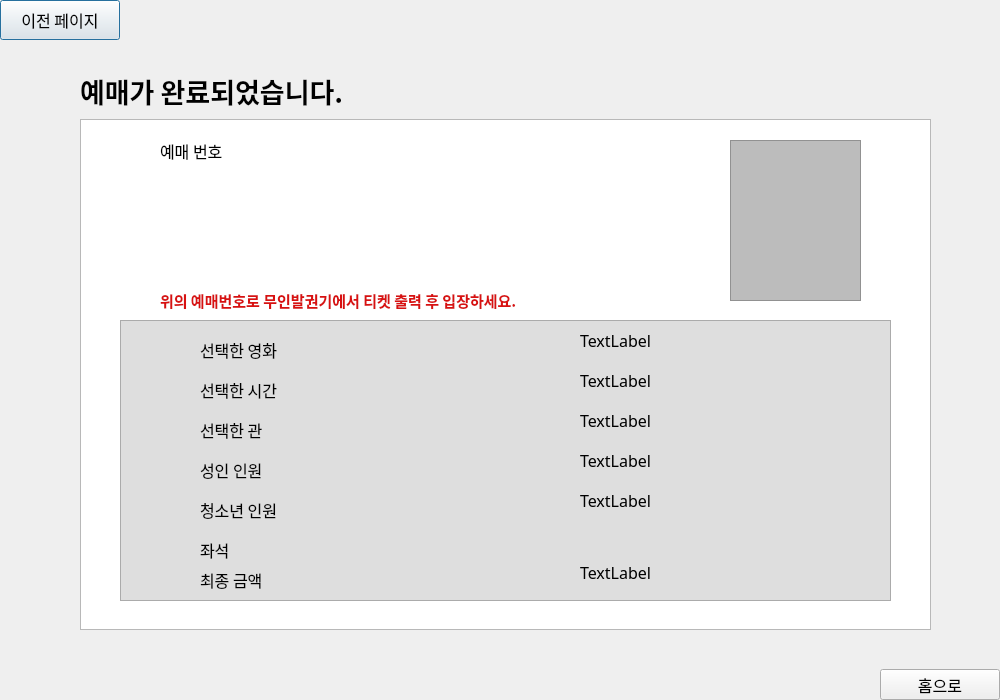
Above: ui/bookpage5.ui from 2sseong/mini_project_2025-03 before the change. Below: the same form after it.
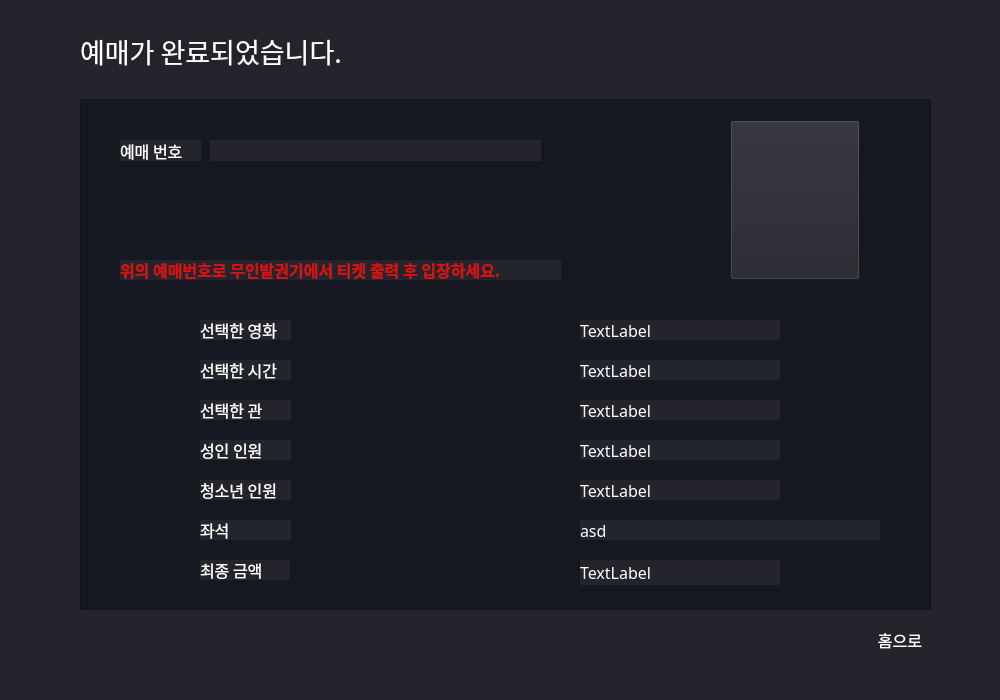
That is the form after the change.

Commit message: 영수증, 결제페이지 수정

The edit to the form file:
```diff
--- a/ui/bookpage5.ui
+++ b/ui/bookpage5.ui
@@ -13,32 +13,16 @@
   <property name="windowTitle">
    <string>Dialog</string>
   </property>
-  <widget class="QPushButton" name="btn_goback">
-   <property name="geometry">
-    <rect>
-     <x>0</x>
-     <y>0</y>
-     <width>120</width>
-     <height>40</height>
-    </rect>
-   </property>
-   <property name="font">
-    <font>
-     <family>NanumGothic</family>
-     <pointsize>12</pointsize>
-    </font>
-   </property>
-   <property name="text">
-    <string>이전 페이지</string>
-   </property>
-  </widget>
+  <property name="styleSheet">
+   <string notr="true">background:#24242C;</string>
+  </property>
   <widget class="QPushButton" name="btn_home">
    <property name="geometry">
     <rect>
-     <x>880</x>
-     <y>669</y>
+     <x>840</x>
+     <y>620</y>
      <width>120</width>
-     <height>31</height>
+     <height>40</height>
     </rect>
    </property>
    <property name="font">
@@ -47,6 +31,15 @@
      <pointsize>12</pointsize>
     </font>
    </property>
+   <property name="styleSheet">
+    <string notr="true">background: qlineargradient(
+                    x1: 0, y1: 0, x2: 0, y2: 1,
+                    stop: 0 #AF2E29,
+                    stop: 1 #8E2824
+                );
+color: white;
+border-radius: 4px;</string>
+   </property>
    <property name="text">
     <string>홈으로</string>
    </property>
@@ -55,7 +48,7 @@
    <property name="geometry">
     <rect>
      <x>200</x>
-     <y>500</y>
+     <y>480</y>
      <width>91</width>
      <height>20</height>
     </rect>
@@ -66,6 +59,9 @@
      <pointsize>12</pointsize>
     </font>
    </property>
+   <property name="styleSheet">
+    <string notr="true">color:white;</string>
+   </property>
    <property name="text">
     <string>청소년 인원</string>
    </property>
@@ -74,7 +70,7 @@
    <property name="geometry">
     <rect>
      <x>580</x>
-     <y>410</y>
+     <y>400</y>
      <width>200</width>
      <height>20</height>
     </rect>
@@ -85,6 +81,9 @@
      <pointsize>12</pointsize>
     </font>
    </property>
+   <property name="styleSheet">
+    <string notr="true">color:white;</string>
+   </property>
    <property name="text">
     <string>TextLabel</string>
    </property>
@@ -93,7 +92,7 @@
    <property name="geometry">
     <rect>
      <x>200</x>
-     <y>340</y>
+     <y>320</y>
      <width>91</width>
      <height>20</height>
     </rect>
@@ -104,6 +103,9 @@
      <pointsize>12</pointsize>
     </font>
    </property>
+   <property name="styleSheet">
+    <string notr="true">color:white;</string>
+   </property>
    <property name="text">
     <string>선택한 영화</string>
    </property>
@@ -112,7 +114,7 @@
    <property name="geometry">
     <rect>
      <x>200</x>
-     <y>460</y>
+     <y>440</y>
      <width>91</width>
      <height>20</height>
     </rect>
@@ -123,6 +125,9 @@
      <pointsize>12</pointsize>
     </font>
    </property>
+   <property name="styleSheet">
+    <string notr="true">color:white;</string>
+   </property>
    <property name="text">
     <string>성인 인원</string>
    </property>
@@ -131,7 +136,7 @@
    <property name="geometry">
     <rect>
      <x>200</x>
-     <y>380</y>
+     <y>360</y>
      <width>91</width>
      <height>20</height>
     </rect>
@@ -142,6 +147,9 @@
      <pointsize>12</pointsize>
     </font>
    </property>
+   <property name="styleSheet">
+    <string notr="true">color:white;</string>
+   </property>
    <property name="text">
     <string>선택한 시간</string>
    </property>
@@ -150,7 +158,7 @@
    <property name="geometry">
     <rect>
      <x>580</x>
-     <y>330</y>
+     <y>320</y>
      <width>200</width>
      <height>20</height>
     </rect>
@@ -161,6 +169,9 @@
      <pointsize>12</pointsize>
     </font>
    </property>
+   <property name="styleSheet">
+    <string notr="true">color:white;</string>
+   </property>
    <property name="text">
     <string>TextLabel</string>
    </property>
@@ -169,7 +180,7 @@
    <property name="geometry">
     <rect>
      <x>200</x>
-     <y>420</y>
+     <y>400</y>
      <width>91</width>
      <height>20</height>
     </rect>
@@ -180,34 +191,18 @@
      <pointsize>12</pointsize>
     </font>
    </property>
+   <property name="styleSheet">
+    <string notr="true">color:white;</string>
+   </property>
    <property name="text">
     <string>선택한 관</string>
    </property>
   </widget>
-  <widget class="QLabel" name="lbl_seat">
-   <property name="geometry">
-    <rect>
-     <x>630</x>
-     <y>510</y>
-     <width>200</width>
-     <height>20</height>
-    </rect>
-   </property>
-   <property name="font">
-    <font>
-     <family>NanumGothic</family>
-     <pointsize>12</pointsize>
-    </font>
-   </property>
-   <property name="text">
-    <string/>
-   </property>
-  </widget>
   <widget class="QLabel" name="lbl_selecttime">
    <property name="geometry">
     <rect>
      <x>580</x>
-     <y>370</y>
+     <y>360</y>
      <width>200</width>
      <height>20</height>
     </rect>
@@ -218,6 +213,9 @@
      <pointsize>12</pointsize>
     </font>
    </property>
+   <property name="styleSheet">
+    <string notr="true">color:white;</string>
+   </property>
    <property name="text">
     <string>TextLabel</string>
    </property>
@@ -226,7 +224,7 @@
    <property name="geometry">
     <rect>
      <x>580</x>
-     <y>450</y>
+     <y>440</y>
      <width>200</width>
      <height>20</height>
     </rect>
@@ -237,6 +235,9 @@
      <pointsize>12</pointsize>
     </font>
    </property>
+   <property name="styleSheet">
+    <string notr="true">color:white;</string>
+   </property>
    <property name="text">
     <string>TextLabel</string>
    </property>
@@ -245,7 +246,7 @@
    <property name="geometry">
     <rect>
      <x>200</x>
-     <y>540</y>
+     <y>520</y>
      <width>91</width>
      <height>20</height>
     </rect>
@@ -256,6 +257,9 @@
      <pointsize>12</pointsize>
     </font>
    </property>
+   <property name="styleSheet">
+    <string notr="true">color:white;</string>
+   </property>
    <property name="text">
     <string>좌석</string>
    </property>
@@ -264,7 +268,7 @@
    <property name="geometry">
     <rect>
      <x>580</x>
-     <y>490</y>
+     <y>480</y>
      <width>200</width>
      <height>20</height>
     </rect>
@@ -275,6 +279,9 @@
      <pointsize>12</pointsize>
     </font>
    </property>
+   <property name="styleSheet">
+    <string notr="true">color:white;</string>
+   </property>
    <property name="text">
     <string>TextLabel</string>
    </property>
@@ -283,7 +290,7 @@
    <property name="geometry">
     <rect>
      <x>200</x>
-     <y>570</y>
+     <y>560</y>
      <width>90</width>
      <height>20</height>
     </rect>
@@ -296,11 +303,14 @@
      <bold>false</bold>
     </font>
    </property>
+   <property name="styleSheet">
+    <string notr="true">color:white;</string>
+   </property>
    <property name="text">
     <string>최종 금액</string>
    </property>
   </widget>
-  <widget class="QLabel" name="label">
+  <widget class="QLabel" name="lbl_total">
    <property name="geometry">
     <rect>
      <x>580</x>
@@ -315,6 +325,9 @@
      <pointsize>12</pointsize>
     </font>
    </property>
+   <property name="styleSheet">
+    <string notr="true">color:white;</string>
+   </property>
    <property name="text">
     <string>TextLabel</string>
    </property>
@@ -323,19 +336,22 @@
    <property name="geometry">
     <rect>
      <x>80</x>
-     <y>60</y>
-     <width>261</width>
+     <y>20</y>
+     <width>291</width>
      <height>61</height>
     </rect>
    </property>
    <property name="font">
     <font>
-     <family>나눔고딕</family>
+     <family>NanumGothic</family>
      <pointsize>20</pointsize>
-     <weight>75</weight>
-     <bold>true</bold>
+     <weight>50</weight>
+     <bold>false</bold>
     </font>
    </property>
+   <property name="styleSheet">
+    <string notr="true">color:white;</string>
+   </property>
    <property name="text">
     <string>예매가 완료되었습니다.</string>
    </property>
@@ -344,16 +360,19 @@
    <property name="geometry">
     <rect>
      <x>80</x>
-     <y>119</y>
+     <y>99</y>
      <width>851</width>
      <height>511</height>
     </rect>
    </property>
+   <property name="styleSheet">
+    <string notr="true">background:#151820;</string>
+   </property>
   </widget>
   <widget class="QLabel" name="reservation_num">
    <property name="geometry">
     <rect>
-     <x>160</x>
+     <x>120</x>
      <y>140</y>
      <width>81</width>
      <height>21</height>
@@ -361,41 +380,30 @@
    </property>
    <property name="font">
     <font>
-     <family>나눔고딕</family>
+     <family>NanumGothic</family>
      <pointsize>12</pointsize>
     </font>
    </property>
+   <property name="styleSheet">
+    <string notr="true">color:white;</string>
+   </property>
    <property name="text">
     <string>예매 번호</string>
    </property>
   </widget>
-  <widget class="QGraphicsView" name="graphicsView_2">
-   <property name="geometry">
-    <rect>
-     <x>730</x>
-     <y>140</y>
-     <width>131</width>
-     <height>161</height>
-    </rect>
-   </property>
-   <property name="styleSheet">
-    <string notr="true">background:
-rgb(188, 188, 188)</string>
-   </property>
-  </widget>
   <widget class="QLabel" name="label_3">
    <property name="geometry">
     <rect>
-     <x>160</x>
-     <y>290</y>
-     <width>401</width>
+     <x>120</x>
+     <y>260</y>
+     <width>441</width>
      <height>20</height>
     </rect>
    </property>
    <property name="font">
     <font>
      <family>맑은 고딕</family>
-     <pointsize>11</pointsize>
+     <pointsize>12</pointsize>
      <weight>75</weight>
      <italic>false</italic>
      <bold>true</bold>
@@ -408,22 +416,61 @@
     <string>위의 예매번호로 무인발권기에서 티켓 출력 후 입장하세요.</string>
    </property>
   </widget>
-  <widget class="QGraphicsView" name="graphicsView_3">
+  <widget class="QLabel" name="lbl_selected_seat">
    <property name="geometry">
     <rect>
-     <x>120</x>
-     <y>320</y>
-     <width>771</width>
-     <height>281</height>
+     <x>580</x>
+     <y>520</y>
+     <width>300</width>
+     <height>20</height>
     </rect>
    </property>
+   <property name="font">
+    <font>
+     <family>NanumGothic</family>
+     <pointsize>12</pointsize>
+    </font>
+   </property>
    <property name="styleSheet">
-    <string notr="true">background:rgb(222, 222, 222)</string>
+    <string notr="true">color:white;</string>
+   </property>
+   <property name="text">
+    <string>asd</string>
+   </property>
+  </widget>
+  <widget class="QPushButton" name="btn_poster">
+   <property name="geometry">
+    <rect>
+     <x>730</x>
+     <y>120</y>
+     <width>130</width>
+     <height>160</height>
+    </rect>
+   </property>
+   <property name="text">
+    <string/>
+   </property>
+  </widget>
+  <widget class="QLabel" name="lbl_rescode">
+   <property name="geometry">
+    <rect>
+     <x>210</x>
+     <y>140</y>
+     <width>331</width>
+     <height>21</height>
+    </rect>
+   </property>
+   <property name="font">
+    <font>
+     <family>나눔고딕</family>
+     <pointsize>12</pointsize>
+    </font>
+   </property>
+   <property name="text">
+    <string/>
    </property>
   </widget>
   <zorder>graphicsView</zorder>
-  <zorder>graphicsView_3</zorder>
-  <zorder>btn_goback</zorder>
   <zorder>btn_home</zorder>
   <zorder>label_8</zorder>
   <zorder>lbl_selecttheater</zorder>
@@ -432,17 +479,18 @@
   <zorder>label_6</zorder>
   <zorder>lbl_selectmovie</zorder>
   <zorder>label_4</zorder>
-  <zorder>lbl_seat</zorder>
   <zorder>lbl_selecttime</zorder>
   <zorder>lbl_adtnum</zorder>
   <zorder>label_9</zorder>
   <zorder>lbl_teennum</zorder>
   <zorder>c</zorder>
-  <zorder>label</zorder>
+  <zorder>lbl_total</zorder>
   <zorder>label_2</zorder>
   <zorder>reservation_num</zorder>
-  <zorder>graphicsView_2</zorder>
   <zorder>label_3</zorder>
+  <zorder>lbl_selected_seat</zorder>
+  <zorder>btn_poster</zorder>
+  <zorder>lbl_rescode</zorder>
  </widget>
  <resources/>
  <connections/>
```
The commit also changes 10 other files.
